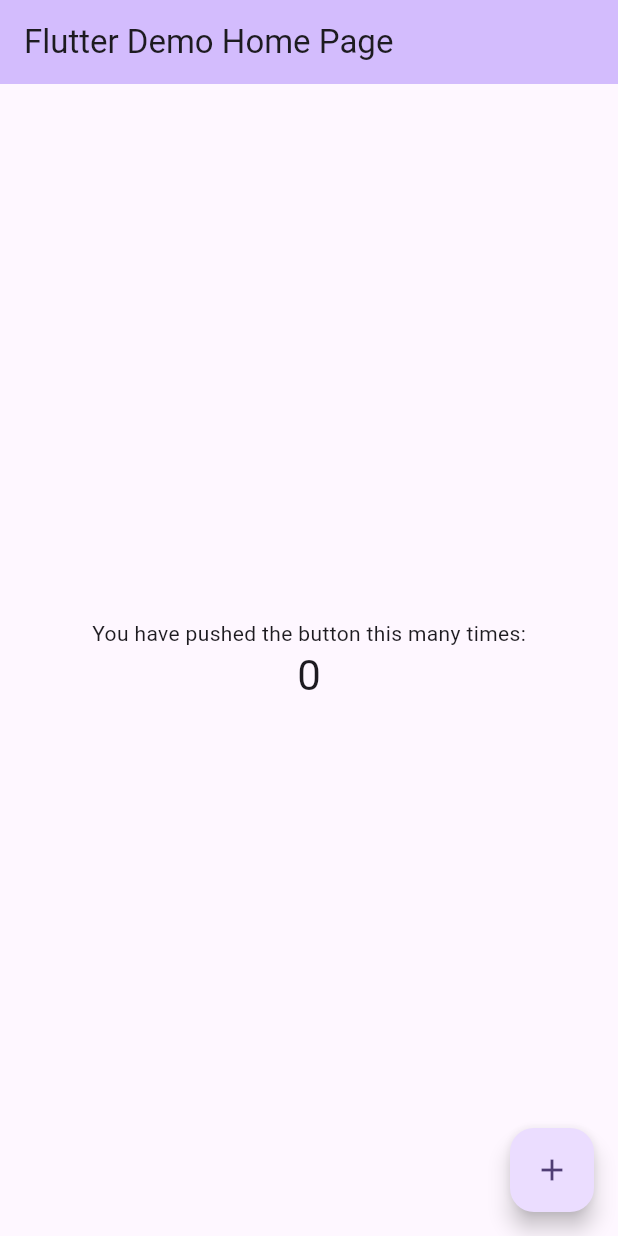
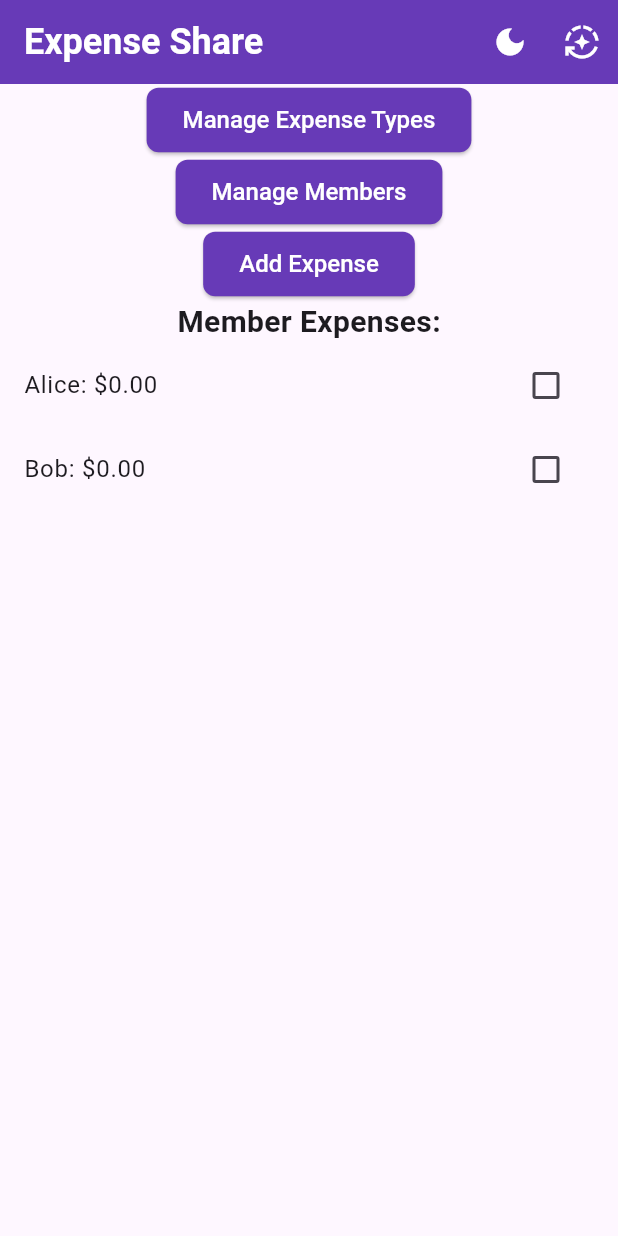
Before and after one commit to mallikarjunwts-byte/myapp1, a Flutter app: the screen it shows after launch, on a phone screen of 412 x 824 dp. Run offline on Flutter 3.47's test engine with Material 3 defaults, Android fonts, the phone set to English and light mode, and no system bars; missing offline and left inert: firebase_data_connect; accounts and stored records are empty.

Commit message:
Add files via upload

```diff
--- a/lib/main.dart
+++ b/lib/main.dart
@@ -1,122 +1,336 @@
 import 'package:flutter/material.dart';
+import 'package:provider/provider.dart';
+import 'data_model.dart';
+import 'expense_type_screen.dart';
+import 'member_screen.dart';
 
 void main() {
-  runApp(const MyApp());
+  runApp(
+    ChangeNotifierProvider(
+      create: (context) => AppState(),
+      child: const MyApp(),
+    ),
+  );
+}
+
+class AppState with ChangeNotifier {
+  List<ExpenseType> expenseTypes = [ExpenseType(name: 'Food'), ExpenseType(name: 'Travel')];
+  List<Member> members = [Member(name: 'Alice'), Member(name: 'Bob')];
+  List<Expense> expenses = [];
+
+  ThemeMode _themeMode = ThemeMode.system;
+  ThemeMode get themeMode => _themeMode;
+
+  void toggleTheme() {
+    _themeMode = _themeMode == ThemeMode.light ? ThemeMode.dark : ThemeMode.light;
+    notifyListeners();
+  }
+
+  void setSystemTheme() {
+    _themeMode = ThemeMode.system;
+    notifyListeners();
+  }
+
+  void addExpenseType(String name) {
+    expenseTypes.add(ExpenseType(name: name));
+    notifyListeners();
+  }
+
+  void deleteExpenseType(ExpenseType type) {
+    expenseTypes.remove(type);
+    notifyListeners();
+  }
+
+  void addMember(String name) {
+    members.add(Member(name: name));
+    notifyListeners();
+  }
+
+  void deleteMember(Member member) {
+    members.remove(member);
+    notifyListeners();
+  }
+
+  void addExpense(double amount, Member payer, ExpenseType type, DateTime date, String? notes) {
+    expenses.add(Expense(amount: amount, payer: payer, type: type, date: date, notes: notes, isPaid: false));
+    notifyListeners();
+  }
+
+  void deleteExpense(Expense expense) {
+    expenses.remove(expense);
+    notifyListeners();
+  }
+
+  void updateExpensePaidStatus(Member member, bool isPaid) {
+    for (var expense in expenses) {
+      if (expense.payer == member) {
+        expense.isPaid = isPaid;
+      }
+    }
+    notifyListeners();
+  }
 }
 
 class MyApp extends StatelessWidget {
   const MyApp({super.key});
 
-  // This widget is the root of your application.
   @override
   Widget build(BuildContext context) {
-    return MaterialApp(
-      title: 'Flutter Demo',
-      theme: ThemeData(
-        // This is the theme of your application.
-        //
-        // TRY THIS: Try running your application with "flutter run". You'll see
-        // the application has a purple toolbar. Then, without quitting the app,
-        // try changing the seedColor in the colorScheme below to Colors.green
-        // and then invoke "hot reload" (save your changes or press the "hot
-        // reload" button in a Flutter-supported IDE, or press "r" if you used
-        // the command line to start the app).
-        //
-        // Notice that the counter didn't reset back to zero; the application
-        // state is not lost during the reload. To reset the state, use hot
-        // restart instead.
-        //
-        // This works for code too, not just values: Most code changes can be
-        // tested with just a hot reload.
-        colorScheme: ColorScheme.fromSeed(seedColor: Colors.deepPurple),
+    const MaterialColor primarySeedColor = Colors.deepPurple;
+
+    final ThemeData lightTheme = ThemeData(
+      useMaterial3: true,
+      colorScheme: ColorScheme.fromSeed(
+        seedColor: primarySeedColor,
+        brightness: Brightness.light,
       ),
-      home: const MyHomePage(title: 'Flutter Demo Home Page'),
+      appBarTheme: const AppBarTheme(
+        backgroundColor: primarySeedColor,
+        foregroundColor: Colors.white,
+        titleTextStyle: TextStyle(fontSize: 24, fontWeight: FontWeight.bold),
+      ),
+      elevatedButtonTheme: ElevatedButtonThemeData(
+        style: ElevatedButton.styleFrom(
+          foregroundColor: Colors.white,
+          backgroundColor: primarySeedColor,
+          shape: RoundedRectangleBorder(borderRadius: BorderRadius.circular(8)),
+          padding: const EdgeInsets.symmetric(horizontal: 24, vertical: 12),
+          textStyle: const TextStyle(fontSize: 16, fontWeight: FontWeight.w500),
+        ),
+      ),
+    );
+
+    final ThemeData darkTheme = ThemeData(
+      useMaterial3: true,
+      colorScheme: ColorScheme.fromSeed(
+        seedColor: primarySeedColor,
+        brightness: Brightness.dark,
+      ),
+      appBarTheme: AppBarTheme(
+        backgroundColor: Colors.grey[900],
+        foregroundColor: Colors.white,
+        titleTextStyle: const TextStyle(fontSize: 24, fontWeight: FontWeight.bold),
+      ),
+      elevatedButtonTheme: ElevatedButtonThemeData(
+        style: ElevatedButton.styleFrom(
+          foregroundColor: Colors.black,
+          backgroundColor: primarySeedColor.shade200,
+          shape: RoundedRectangleBorder(borderRadius: BorderRadius.circular(8)),
+          padding: const EdgeInsets.symmetric(horizontal: 24, vertical: 12),
+          textStyle: const TextStyle(fontSize: 16, fontWeight: FontWeight.w500),
+        ),
+      ),
+    );
+
+    return Consumer<AppState>(
+      builder: (context, appState, child) {
+        return MaterialApp(
+          title: 'Expense Share',
+          theme: lightTheme,
+          darkTheme: darkTheme,
+          themeMode: appState.themeMode,
+          home: const HomeScreen(),
+        );
+      },
     );
   }
 }
 
-class MyHomePage extends StatefulWidget {
-  const MyHomePage({super.key, required this.title});
-
-  // This widget is the home page of your application. It is stateful, meaning
-  // that it has a State object (defined below) that contains fields that affect
-  // how it looks.
-
-  // This class is the configuration for the state. It holds the values (in this
-  // case the title) provided by the parent (in this case the App widget) and
-  // used by the build method of the State. Fields in a Widget subclass are
-  // always marked "final".
-
-  final String title;
+class HomeScreen extends StatelessWidget {
+  const HomeScreen({super.key});
 
   @override
-  State<MyHomePage> createState() => _MyHomePageState();
+  Widget build(BuildContext context) {
+    final appState = Provider.of<AppState>(context);
+
+    return Scaffold(
+      appBar: AppBar(
+        title: const Text('Expense Share'),
+        actions: [
+          IconButton(
+            icon: Icon(appState.themeMode == ThemeMode.dark ? Icons.light_mode : Icons.dark_mode),
+            onPressed: () => appState.toggleTheme(),
+            tooltip: 'Toggle Theme',
+          ),
+          IconButton(
+            icon: const Icon(Icons.auto_mode),
+            onPressed: () => appState.setSystemTheme(),
+            tooltip: 'Set System Theme',
+          ),
+        ],
+      ),
+      body: Center(
+        child: Column(
+          mainAxisAlignment: MainAxisAlignment.center,
+          children: [
+            ElevatedButton(
+              onPressed: () {
+                Navigator.push(
+                  context,
+                  MaterialPageRoute(builder: (context) => ExpenseTypeScreen(expenses: appState.expenses, addExpenseType: appState.addExpenseType, deleteExpenseType: appState.deleteExpenseType, expenseTypes: appState.expenseTypes, deleteExpense: appState.deleteExpense)),
+                );
+              },
+              child: const Text('Manage Expense Types'),
+            ),
+            ElevatedButton(
+              onPressed: () {
+                Navigator.push(
+                  context,
+                  MaterialPageRoute(builder: (context) => MemberScreen(addMember: appState.addMember, deleteMember: appState.deleteMember, members: appState.members)),
+                );
+              },
+              child: const Text('Manage Members'),
+            ),
+            ElevatedButton(
+              onPressed: () {
+                Navigator.push(
+                  context,
+                  MaterialPageRoute(builder: (context) => AddExpenseScreen(addExpense: appState.addExpense, expenseTypes: appState.expenseTypes, members: appState.members)),
+                );
+              },
+              child: const Text('Add Expense'),
+            ),
+            const Text(
+              'Member Expenses:',
+              style: TextStyle(
+                fontSize: 20,
+                fontWeight: FontWeight.bold,
+              ),
+            ),
+            Expanded(
+              child: ListView.builder(
+                itemCount: appState.members.length,
+                itemBuilder: (context, index) {
+                  final member = appState.members[index];
+                  double totalExpense = 0;
+                  bool isPaid = false;
+                  for (var expense in appState.expenses) {
+                    if (expense.payer == member) {
+                      totalExpense += expense.amount;
+                      isPaid = expense.isPaid;
+                    }
+                  }
+                  return ListTile(
+                    title: Text('${member.name}: \$${totalExpense.toStringAsFixed(2)}'),
+                    trailing: Checkbox(
+                      checkColor: Colors.green,
+                      value: isPaid,
+                      onChanged: (bool? value) {
+                        appState.updateExpensePaidStatus(member, value ?? false);
+                      },
+                    ),
+                  );
+                },
+              ),
+            ),
+          ],
+        ),
+      ),
+    );
+  }
 }
 
-class _MyHomePageState extends State<MyHomePage> {
-  int _counter = 0;
+class AddExpenseScreen extends StatefulWidget {
+  const AddExpenseScreen({super.key, required this.addExpense, required this.expenseTypes, required this.members});
 
-  void _incrementCounter() {
-    setState(() {
-      // This call to setState tells the Flutter framework that something has
-      // changed in this State, which causes it to rerun the build method below
-      // so that the display can reflect the updated values. If we changed
-      // _counter without calling setState(), then the build method would not be
-      // called again, and so nothing would appear to happen.
-      _counter++;
-    });
+  final Function(double, Member, ExpenseType, DateTime, String?) addExpense;
+  final List<ExpenseType> expenseTypes;
+  final List<Member> members;
+
+  @override
+  State<AddExpenseScreen> createState() => _AddExpenseScreenState();
+}
+
+class _AddExpenseScreenState extends State<AddExpenseScreen> {
+  double _amount = 0;
+  Member? _payer;
+  ExpenseType? _type;
+  final DateTime _date = DateTime.now();
+  String? _notes;
+
+  @override
+  void initState() {
+    super.initState();
+    if (widget.members.isNotEmpty) {
+      _payer = widget.members.first;
+    }
+    if (widget.expenseTypes.isNotEmpty) {
+      _type = widget.expenseTypes.first;
+    }
   }
 
   @override
   Widget build(BuildContext context) {
-    // This method is rerun every time setState is called, for instance as done
-    // by the _incrementCounter method above.
-    //
-    // The Flutter framework has been optimized to make rerunning build methods
-    // fast, so that you can just rebuild anything that needs updating rather
-    // than having to individually change instances of widgets.
     return Scaffold(
       appBar: AppBar(
-        // TRY THIS: Try changing the color here to a specific color (to
-        // Colors.amber, perhaps?) and trigger a hot reload to see the AppBar
-        // change color while the other colors stay the same.
-        backgroundColor: Theme.of(context).colorScheme.inversePrimary,
-        // Here we take the value from the MyHomePage object that was created by
-        // the App.build method, and use it to set our appbar title.
-        title: Text(widget.title),
+        title: const Text('Add Expense'),
       ),
-      body: Center(
-        // Center is a layout widget. It takes a single child and positions it
-        // in the middle of the parent.
+      body: Padding(
+        padding: const EdgeInsets.all(16.0),
         child: Column(
-          // Column is also a layout widget. It takes a list of children and
-          // arranges them vertically. By default, it sizes itself to fit its
-          // children horizontally, and tries to be as tall as its parent.
-          //
-          // Column has various properties to control how it sizes itself and
-          // how it positions its children. Here we use mainAxisAlignment to
-          // center the children vertically; the main axis here is the vertical
-          // axis because Columns are vertical (the cross axis would be
-          // horizontal).
-          //
-          // TRY THIS: Invoke "debug painting" (choose the "Toggle Debug Paint"
-          // action in the IDE, or press "p" in the console), to see the
-          // wireframe for each widget.
-          mainAxisAlignment: MainAxisAlignment.center,
-          children: <Widget>[
-            const Text('You have pushed the button this many times:'),
-            Text(
-              '$_counter',
-              style: Theme.of(context).textTheme.headlineMedium,
+          children: [
+            TextFormField(
+              keyboardType: TextInputType.number,
+              decoration: const InputDecoration(
+                labelText: 'Amount',
+              ),
+              onChanged: (value) {
+                setState(() {
+                  _amount = double.tryParse(value) ?? 0;
+                });
+              },
+            ),
+            DropdownButtonFormField<Member>(
+              decoration: const InputDecoration(
+                labelText: 'Payer',
+              ),
+              initialValue: _payer,
+              items: widget.members.map((Member member) => DropdownMenuItem<Member>(
+                value: member,
+                child: Text(member.name),
+              )).toList(),
+              onChanged: (value) {
+                setState(() {
+                  _payer = value;
+                });
+              },
+            ),
+            DropdownButtonFormField<ExpenseType>(
+              decoration: const InputDecoration(
+                labelText: 'Expense Type',
+              ),
+              initialValue: _type,
+              items: widget.expenseTypes.map((ExpenseType type) => DropdownMenuItem<ExpenseType>(
+                value: type,
+                child: Text(type.name),
+              )).toList(),
+              onChanged: (value) {
+                setState(() {
+                  _type = value;
+                });
+              },
+            ),
+            TextFormField(
+              decoration: const InputDecoration(
+                labelText: 'Notes (Max 100 characters)',
+              ),
+              maxLength: 100,
+              onChanged: (value) {
+                setState(() {
+                  _notes = value;
+                });
+              },
+            ),
+            ElevatedButton(
+              onPressed: (_payer != null && _type != null) ? () {
+                widget.addExpense(_amount, _payer!, _type!, _date, _notes);
+                Navigator.pop(context);
+              } : null,
+              child: const Text('Add'),
             ),
           ],
         ),
       ),
-      floatingActionButton: FloatingActionButton(
-        onPressed: _incrementCounter,
-        tooltip: 'Increment',
-        child: const Icon(Icons.add),
-      ), // This trailing comma makes auto-formatting nicer for build methods.
     );
   }
 }
```
